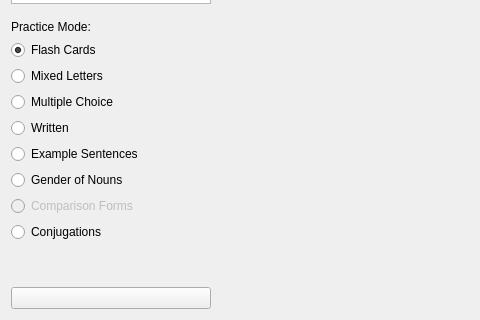
KDE/parley, file src/statistics/statisticsmainwindow.ui: the form before one commit; both pictures show x 0 to 480 and y 147 to 467 of the 602 by 467 pixel window.
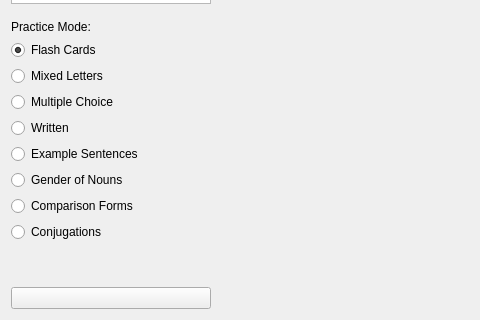
The form after the commit. Custom widgets are drawn as their Qt base class.

The edit to the form file:
```diff
--- a/src/statistics/statisticsmainwindow.ui
+++ b/src/statistics/statisticsmainwindow.ui
@@ -94,7 +94,7 @@
    <item row="11" column="0">
     <widget class="QRadioButton" name="comparisonForms">
      <property name="enabled">
-      <bool>false</bool>
+      <bool>true</bool>
      </property>
      <property name="text">
       <string>Comparison Forms</string>
```
